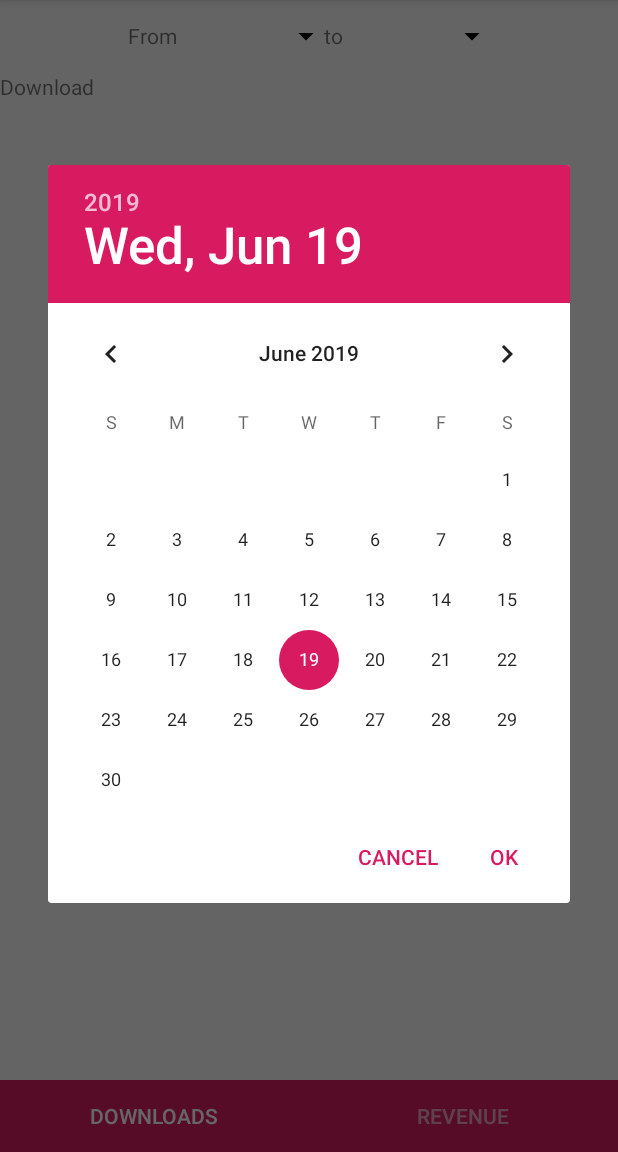
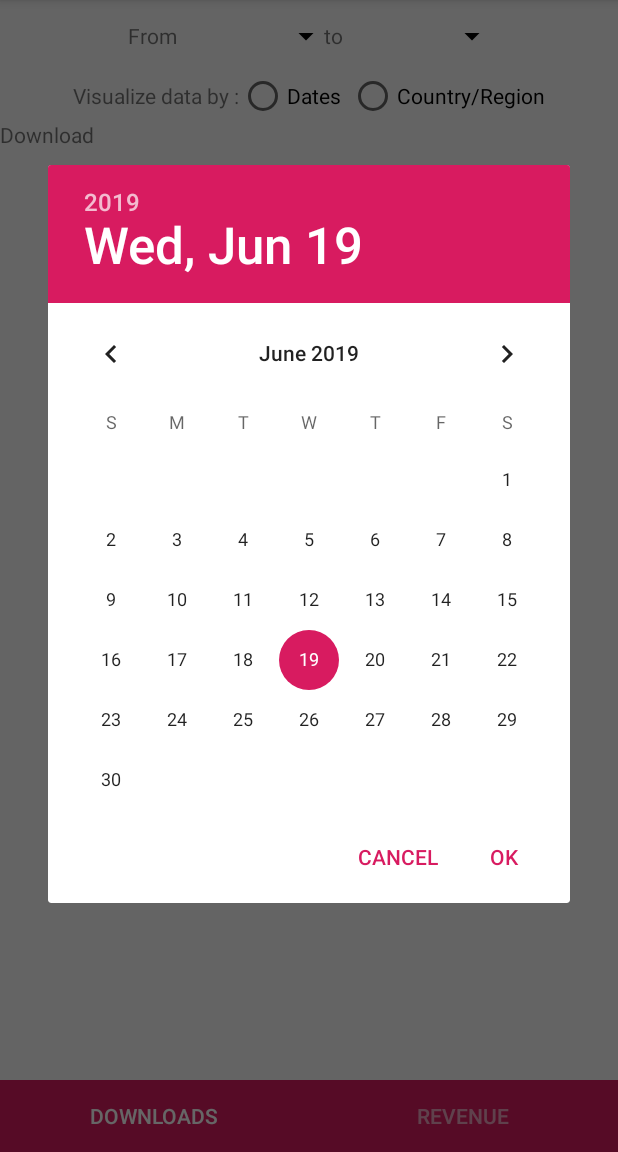
Before and after one commit to jorisfavier/DataVisApp, an Android app: the screen it shows after launch (MainActivity), after a tap on an icon or button, on a phone screen of 412 x 824 dp, the part 84-1236 px from its top. Run offline under Robolectric (Android 15) with nearby library versions, the phone set to English and light mode, and no system bars; our stand-ins replace Dagger/Hilt's generated code, data binding; network calls fail; 1 statement that could not run was skipped.

Commit message:
[datefilter] Add a break down filters for date and country. 		 Add the logic to retrieve the sales data and handle errors

```diff
--- a/app/src/main/java/fr/jorisfavier/a2048datavis/api/AppAnnieService.kt
+++ b/app/src/main/java/fr/jorisfavier/a2048datavis/api/AppAnnieService.kt
@@ -1,6 +1,7 @@
 package fr.jorisfavier.a2048datavis.api
 
 import fr.jorisfavier.a2048datavis.BuildConfig
+import fr.jorisfavier.a2048datavis.model.dto.SalesResponseDTO
 import fr.jorisfavier.a2048datavis.model.dto.SharedAppDTO
 import okhttp3.Interceptor
 import okhttp3.OkHttpClient
@@ -8,18 +9,28 @@ import retrofit2.Call
 import retrofit2.Retrofit
 import retrofit2.converter.gson.GsonConverterFactory
 import retrofit2.http.GET
+import retrofit2.http.Query
+import java.util.*
 
 
 interface AppAnnieService {
     @GET("sharing/products")
     fun getProduct() : Call<SharedAppDTO>
 
+    @GET("accounts/${accountId}/products/${productId}/sales")
+    fun getSales(@Query("start_date")
+                 startDate: String,
+                 @Query("end_date")
+                 endDate: String,
+                 @Query("break_down")
+                 breakDown: String): Call<SalesResponseDTO>
+
     companion object {
-        val apiKey = BuildConfig.AppAnnieApiKey
-        val apiVersion = "1.3"
-        val accountId: Long = 250888
-        val productId: Long = 846723902
-        val baseUrl = "https://api.appannie.com/v${apiVersion}/"
+        const val apiKey = BuildConfig.AppAnnieApiKey
+        const val apiVersion = "1.3"
+        const val accountId: Long = 250888
+        const val productId: Long = 846723902
+        const val baseUrl = "https://api.appannie.com/v${apiVersion}/"
 
         fun create(): AppAnnieService {
             //We create an interceptor to add the clien_id, client_secret et version to each
--- /dev/null
+++ b/app/src/main/java/fr/jorisfavier/a2048datavis/model/DataFilterEnum.kt
@@ -0,0 +1,5 @@
+package fr.jorisfavier.a2048datavis.model
+
+enum class DataFilterEnum(val value: String) {
+    DATE("date"), COUNTRY("country")
+}
--- /dev/null
+++ b/app/src/main/java/fr/jorisfavier/a2048datavis/model/DataObject.kt
@@ -0,0 +1,3 @@
+package fr.jorisfavier.a2048datavis.model
+
+class DataObject(val label: String, val value: Double)
--- /dev/null
+++ b/app/src/main/java/fr/jorisfavier/a2048datavis/model/dto/RevenueDTO.kt
@@ -0,0 +1,5 @@
+package fr.jorisfavier.a2048datavis.model.dto
+
+data class RevenueDTO (
+    val iap : IapDTO
+)
--- /dev/null
+++ b/app/src/main/java/fr/jorisfavier/a2048datavis/model/dto/UnitDTO.kt
@@ -0,0 +1,5 @@
+package fr.jorisfavier.a2048datavis.model.dto
+
+data class UnitDTO (
+    val product : SaleProductDTO
+)
--- a/app/src/main/java/fr/jorisfavier/a2048datavis/ui/home/MainActivity.kt
+++ b/app/src/main/java/fr/jorisfavier/a2048datavis/ui/home/MainActivity.kt
@@ -28,14 +28,15 @@ class MainActivity : AppCompatActivity() {
         super.onCreate(savedInstanceState)
         val binding = DataBindingUtil.setContentView<ActivityMainBinding>(this,
             R.layout.activity_main)
+        binding.setLifecycleOwner(this)
         DataVisApp.currentInstance?.appModule?.inject(this)
         viewModel = ViewModelProviders.of(this).get(MainViewModel::class.java)
         viewModel.appAnnieService = appAnnieService
-        binding.setLifecycleOwner(this)
         binding.viewModel = viewModel
         initPagerAdapter()
         initDatePickerButtons()
         viewModel.loadProductDates()
+        initObserver()
     }
 
     private fun initPagerAdapter() {
@@ -45,12 +46,37 @@ class MainActivity : AppCompatActivity() {
     }
 
     private fun initDatePickerButtons(){
-        main_startdate_button.setOnClickListener { view ->
+        main_startdate_button.setOnClickListener {
             showDatePickerDialog(viewModel.selectedStartDate, viewModel.startDate, viewModel.endDate)
         }
-        main_enddate_button.setOnClickListener { view ->
+        main_enddate_button.setOnClickListener {
             showDatePickerDialog(viewModel.selectedEndDate, viewModel.startDate, viewModel.endDate)
         }
+    }
+
+    private fun initObserver(){
+        viewModel.selectedStartDate.observe(this, androidx.lifecycle.Observer {
+            loadSalesData()
+        })
+        viewModel.selectedEndDate.observe(this, androidx.lifecycle.Observer {
+            loadSalesData()
+        })
+        viewModel.filter.observe(this, androidx.lifecycle.Observer {
+            loadSalesData()
+        })
+        viewModel.getError().observe(this,androidx.lifecycle.Observer { errorMessage ->
+            errorMessage?.let {
+                main_error_label.text = it
+            }
+        })
+    }
+
+    private fun loadSalesData(){
+        val start = viewModel.selectedStartDate.value ?: return
+        val end = viewModel.selectedEndDate.value ?: return
+        val filter = viewModel.filter.value ?: return
+
+        viewModel.loadSales(start, end, filter)
     }
 
     /**
--- a/app/src/main/res/layout/activity_main.xml
+++ b/app/src/main/res/layout/activity_main.xml
@@ -45,6 +45,27 @@
                     android:layout_height="wrap_content"/>
 
         </LinearLayout>
+        <RadioGroup android:layout_width="wrap_content"
+                    android:orientation="horizontal"
+                    android:id="@+id/main_visualization_filter_container"
+                    app:layout_constraintLeft_toLeftOf="parent"
+                    android:checkedButton="@={viewModel.radioCheckedId}"
+                    app:layout_constraintRight_toRightOf="parent"
+                    app:layout_constraintTop_toBottomOf="@+id/main_date_filter_container"
+                    android:layout_height="wrap_content">
+            <TextView android:layout_width="wrap_content"
+                      android:text="@string/visualize_data_by"
+                      android:layout_height="wrap_content"/>
+            <RadioButton android:layout_width="wrap_content"
+                         android:id="@+id/main_date_choice"
+                         android:layout_marginEnd="5dp"
+                         android:text="@string/dates_filter_name"
+                         android:layout_height="wrap_content"/>
+            <RadioButton android:layout_width="wrap_content"
+                         android:text="@string/country_region_filter_name"
+                         android:id="@+id/main_country_choice"
+                         android:layout_height="wrap_content"/>
+        </RadioGroup>
         <com.google.android.material.tabs.TabLayout android:layout_width="match_parent"
                                                     android:id="@+id/main_tablayout"
                                                     android:background="@color/colorAccent"
@@ -54,9 +75,18 @@
                                                     android:layout_height="wrap_content"/>
         <androidx.viewpager.widget.ViewPager android:layout_width="match_parent"
                                              android:id="@+id/main_viewpager"
-                                             app:layout_constraintTop_toBottomOf="@id/main_date_filter_container"
+                                             android:visibility="@{viewModel.error == null ? View.VISIBLE : View.GONE}"
+                                             app:layout_constraintTop_toBottomOf="@id/main_visualization_filter_container"
                                              app:layout_constraintBottom_toTopOf="@id/main_tablayout"
                                              android:layout_height="0dp"/>
+        <TextView android:layout_width="match_parent"
+                  android:id="@+id/main_error_label"
+                  app:layout_constraintTop_toBottomOf="@id/main_visualization_filter_container"
+                  app:layout_constraintBottom_toTopOf="@id/main_tablayout"
+                  tools:text="An error occured"
+                  android:textAlignment="center"
+                  android:visibility="@{viewModel.error != null ? View.VISIBLE : View.GONE}"
+                  android:layout_height="wrap_content"/>
 
     </androidx.constraintlayout.widget.ConstraintLayout>
 </layout>
--- a/app/src/main/res/values/strings.xml
+++ b/app/src/main/res/values/strings.xml
@@ -2,4 +2,7 @@
     <string name="app_name">2048DataVis</string>
     <string name="from">From</string>
     <string name="to">to</string>
+    <string name="visualize_data_by">Visualize data by :</string>
+    <string name="dates_filter_name">Dates</string>
+    <string name="country_region_filter_name">Country/Region</string>
 </resources>
```
Also changed, not shown: app/src/main/java/fr/jorisfavier/a2048datavis/model/dto/IapDTO.kt (added, +8 -0 lines), app/src/main/java/fr/jorisfavier/a2048datavis/model/dto/SaleDTO.kt (added, +8 -0 lines), app/src/main/java/fr/jorisfavier/a2048datavis/model/dto/SaleProductDTO.kt (added, +8 -0 lines), app/src/main/java/fr/jorisfavier/a2048datavis/model/dto/SalesResponseDTO.kt (added, +12 -0 lines), app/src/main/java/fr/jorisfavier/a2048datavis/ui/home/MainViewModel.kt (+71 -1 lines), app/src/main/java/fr/jorisfavier/a2048datavis/utils/Extensions.kt (+11 -1 lines).
